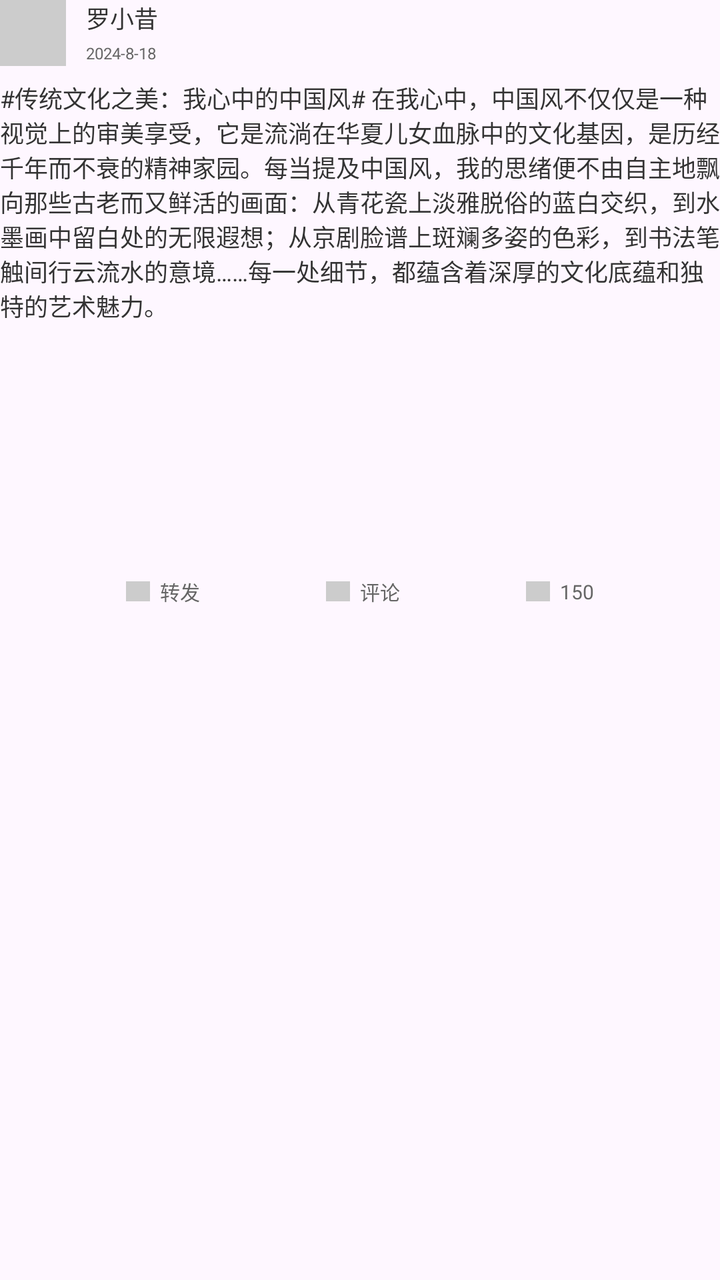
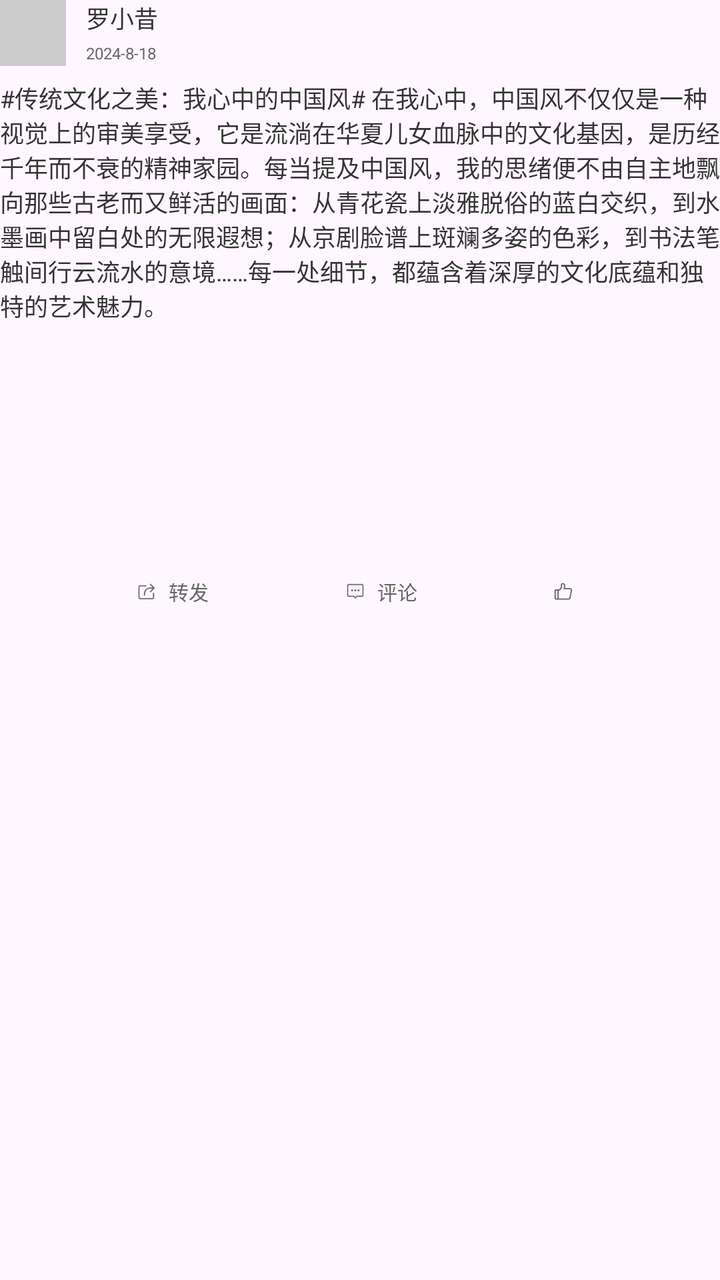

An Android layout rendered at two revisions. The XML below is the earlier revision; the diff shows what the commit changed to produce the second picture.
<!-- AndroidManifest.xml: application theme Theme.AIDraw -->
<!-- res/layout/list_item_topic.xml -->
<?xml version="1.0" encoding="utf-8"?>

<androidx.constraintlayout.widget.ConstraintLayout xmlns:android="http://schemas.android.com/apk/res/android"
    xmlns:app="http://schemas.android.com/apk/res-auto"
    xmlns:tools="http://schemas.android.com/tools"
    android:layout_marginTop="5dp"
    android:layout_marginBottom="5dp"
    android:layout_marginLeft="10dp"
    android:layout_marginRight="10dp"
    android:layout_width="match_parent"
    android:layout_height="wrap_content">

    <ImageView
        android:id="@+id/imageView"
        android:layout_width="33dp"
        android:layout_height="33dp"
        android:background="#FFCCCCCC"
        app:layout_constraintTop_toTopOf="parent"
        app:layout_constraintStart_toStartOf="parent"/>

    <TextView
        android:id="@+id/name"
        android:layout_width="wrap_content"
        android:layout_height="wrap_content"
        android:textColor="#FF333333"
        android:textSize="12sp"
        android:text="罗小昔"
        android:layout_marginLeft="10dp"
        app:layout_constraintStart_toEndOf="@+id/imageView"
        app:layout_constraintTop_toTopOf="@+id/imageView"/>

    <TextView
        android:id="@+id/time"
        android:layout_width="wrap_content"
        android:layout_height="wrap_content"
        android:textColor="#FF666666"
        android:textSize="8sp"
        android:text="2024-8-18"
        android:layout_marginLeft="10dp"
        android:layout_marginBottom="1dp"
        app:layout_constraintStart_toEndOf="@+id/imageView"
        app:layout_constraintBottom_toBottomOf="@+id/imageView"/>

    <TextView
        android:id="@+id/textView"
        android:layout_width="match_parent"
        android:layout_height="wrap_content"
        android:textColor="#FF333333"
        android:textSize="12sp"
        android:text="#传统文化之美：我心中的中国风# 在我心中，中国风不仅仅是一种视觉上的审美享受，它是流淌在华夏儿女血脉中的文化基因，是历经千年而不衰的精神家园。每当提及中国风，我的思绪便不由自主地飘向那些古老而又鲜活的画面：从青花瓷上淡雅脱俗的蓝白交织，到水墨画中留白处的无限遐想；从京剧脸谱上斑斓多姿的色彩，到书法笔触间行云流水的意境……每一处细节，都蕴含着深厚的文化底蕴和独特的艺术魅力。"
        android:layout_marginTop="7dp"
        app:layout_constraintTop_toBottomOf="@+id/imageView"
        app:layout_constraintStart_toStartOf="@+id/imageView"/>

    <ImageView
        android:id="@+id/imageView_1"
        android:layout_width="wrap_content"
        android:layout_height="102dp"
        android:scaleType="fitXY"
        android:layout_marginTop="10dp"
        app:layout_constraintEnd_toEndOf="parent"
        app:layout_constraintStart_toStartOf="parent"
        app:layout_constraintTop_toBottomOf="@+id/textView" />

    <LinearLayout
        android:id="@+id/linearLayout_1"
        android:layout_width="wrap_content"
        android:layout_height="wrap_content"
        android:layout_marginTop="15dp"
        app:layout_constraintTop_toBottomOf="@+id/imageView_1"
        app:layout_constraintStart_toStartOf="parent"
        app:layout_constraintHorizontal_bias="0.5"
        app:layout_constraintEnd_toStartOf="@+id/linearLayout_2"
        android:orientation="horizontal">

        <ImageView
            android:layout_width="12dp"
            android:layout_height="10dp"
            android:layout_gravity="center"
            android:background="#FFCCCCCC"/>

        <TextView
            android:layout_width="wrap_content"
            android:layout_height="wrap_content"
            android:layout_gravity="center"
            android:layout_marginLeft="5dp"
            android:textColor="#FF666666"
            android:textSize="10sp"
            android:text="转发"/>
    </LinearLayout>

    <LinearLayout
        android:id="@+id/linearLayout_2"
        android:layout_width="wrap_content"
        android:layout_height="wrap_content"
        app:layout_constraintStart_toEndOf="@id/linearLayout_1"
        app:layout_constraintHorizontal_bias="0.5"
        app:layout_constraintEnd_toStartOf="@+id/linearLayout_3"
        app:layout_constraintTop_toTopOf="@id/linearLayout_1"
        app:layout_constraintBottom_toBottomOf="@+id/linearLayout_1"
        android:orientation="horizontal">

        <ImageView
            android:layout_width="12dp"
            android:layout_height="10dp"
            android:layout_gravity="center"
            android:background="#FFCCCCCC"/>

        <TextView
            android:layout_width="wrap_content"
            android:layout_height="wrap_content"
            android:layout_gravity="center"
            android:layout_marginLeft="5dp"
            android:textColor="#FF666666"
            android:textSize="10sp"
            android:text="评论"/>
    </LinearLayout>

    <LinearLayout
        android:id="@+id/linearLayout_3"
        android:layout_width="wrap_content"
        android:layout_height="wrap_content"
        app:layout_constraintStart_toEndOf="@id/linearLayout_2"
        app:layout_constraintHorizontal_bias="0.5"
        app:layout_constraintEnd_toEndOf="parent"
        app:layout_constraintTop_toTopOf="@+id/linearLayout_1"
        app:layout_constraintBottom_toBottomOf="@+id/linearLayout_1"
        android:orientation="horizontal">

        <ImageView
            android:layout_width="12dp"
            android:layout_height="10dp"
            android:layout_gravity="center"
            android:background="#FFCCCCCC"/>

        <TextView
            android:layout_width="wrap_content"
            android:layout_height="wrap_content"
            android:layout_gravity="center"
            android:layout_marginLeft="5dp"
            android:textColor="#FF666666"
            android:textSize="10sp"
            android:text="150"/>
    </LinearLayout>
</androidx.constraintlayout.widget.ConstraintLayout>
<!-- resources referenced by this layout -->
<resources>
  <style name="Theme.AIDraw" parent="Base.Theme.AIDraw" />
  <style name="Base.Theme.AIDraw" parent="Theme.Material3.DayNight.NoActionBar">
          
          
      </style>
</resources>

<!-- the commit's change to res/layout/list_item_topic.xml (unified diff, before → after) -->
@@ -77,7 +77,7 @@
             android:layout_width="12dp"
             android:layout_height="10dp"
             android:layout_gravity="center"
-            android:background="#FFCCCCCC"/>
+            android:src="@drawable/topic_forward"/>
 
         <TextView
             android:layout_width="wrap_content"
@@ -104,7 +104,7 @@
             android:layout_width="12dp"
             android:layout_height="10dp"
             android:layout_gravity="center"
-            android:background="#FFCCCCCC"/>
+            android:src="@drawable/topic_comment"/>
 
         <TextView
             android:layout_width="wrap_content"
@@ -128,18 +128,62 @@
         android:orientation="horizontal">
 
         <ImageView
+            android:id="@+id/topic_thumb"
             android:layout_width="12dp"
             android:layout_height="10dp"
             android:layout_gravity="center"
-            android:background="#FFCCCCCC"/>
+            android:src="@drawable/topic_thumb_grey"/>
 
         <TextView
+            android:id="@+id/topic_star"
             android:layout_width="wrap_content"
             android:layout_height="wrap_content"
             android:layout_gravity="center"
             android:layout_marginLeft="5dp"
             android:textColor="#FF666666"
-            android:textSize="10sp"
-            android:text="150"/>
+            android:textSize="10sp"/>
     </LinearLayout>
+
+    <androidx.cardview.widget.CardView
+        android:layout_width="match_parent"
+        android:layout_height="wrap_content"
+        app:cardCornerRadius="8dp"
+        android:layout_marginTop="5dp"
+        app:layout_constraintTop_toBottomOf="@+id/linearLayout_3"
+        app:layout_constraintBottom_toBottomOf="parent">
+
+        <androidx.constraintlayout.widget.ConstraintLayout
+            android:id="@+id/constraintLayout"
+            android:layout_width="match_parent"
+            android:layout_height="match_parent"
+            android:visibility="gone">
+
+            <EditText
+                android:id="@+id/editText"
+                android:layout_width="match_parent"
+                android:layout_height="wrap_content"
+                android:minHeight="40dp"
+                android:textColor="#FFC7C7C7"
+                android:textSize="12sp"
+                android:paddingBottom="20dp"
+                android:gravity="top"
+                app:layout_constraintTop_toTopOf="parent"
+                app:layout_constraintBottom_toBottomOf="parent"/>
+
+            <TextView
+                android:id="@+id/send"
+                android:layout_width="wrap_content"
+                android:layout_height="wrap_content"
+                android:background="@drawable/point_2"
+                android:paddingLeft="8dp"
+                android:paddingRight="8dp"
+                android:paddingTop="2dp"
+                android:paddingBottom="2dp"
+                android:textColor="#FFFFFFFF"
+                android:textSize="10sp"
+                android:text="发送"
+                app:layout_constraintBottom_toBottomOf="@+id/editText"
+                app:layout_constraintEnd_toEndOf="@+id/editText"/>
+        </androidx.constraintlayout.widget.ConstraintLayout>
+    </androidx.cardview.widget.CardView>
 </androidx.constraintlayout.widget.ConstraintLayout>
<!-- resource entries referenced after the edit -->
@@ -1,5 +1,22 @@
 <!-- resources referenced by this layout -->
 <resources>
+  <!-- drawable point_2 (drawable) -->
+  <?xml version="1.0" encoding="utf-8"?>
+  
+  <shape xmlns:android="http://schemas.android.com/apk/res/android">
+  
+      <solid
+          android:color="#FF7E64FD"/>
+  
+      <corners
+          android:bottomLeftRadius="39dp"
+          android:bottomRightRadius="39dp"
+          android:topLeftRadius="39dp"
+          android:topRightRadius="39dp"/>
+  </shape>
+  <!-- drawable topic_comment: png bitmap (drawable, 724 bytes) -->
+  <!-- drawable topic_forward: png bitmap (drawable, 768 bytes) -->
+  <!-- drawable topic_thumb_grey: png bitmap (drawable, 840 bytes) -->
   <style name="Theme.AIDraw" parent="Base.Theme.AIDraw" />
   <style name="Base.Theme.AIDraw" parent="Theme.Material3.DayNight.NoActionBar">
           
